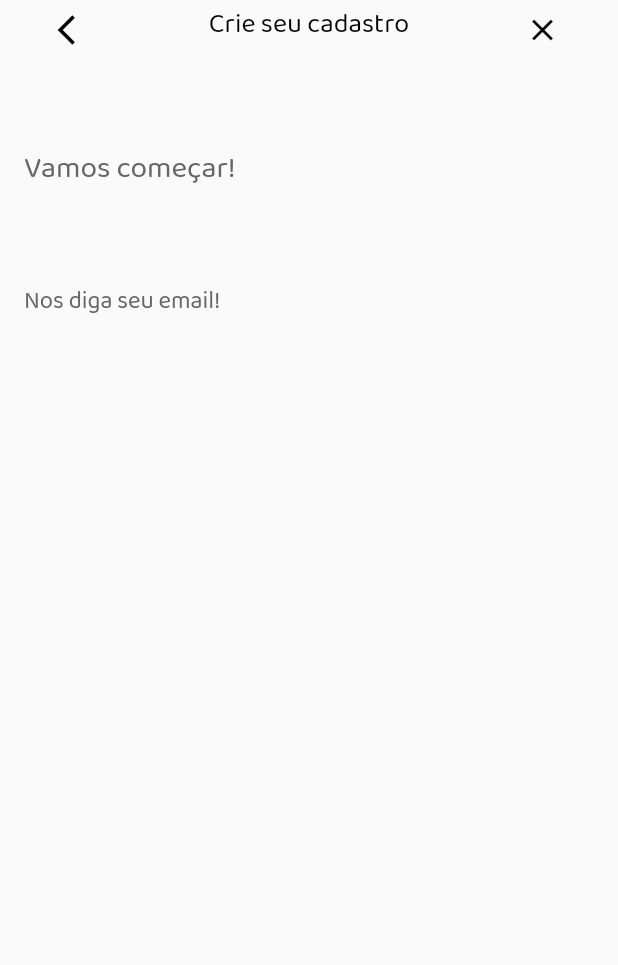
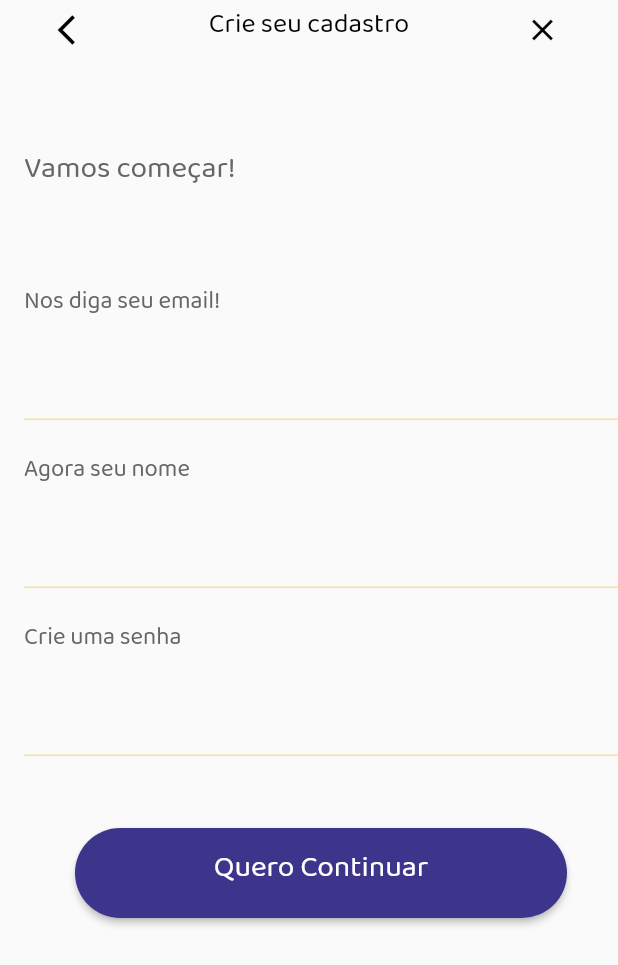
Before and after one commit to mangobr/LEGACY-mango-app, a Flutter app: the SignUpScreen screen opened directly, on a phone screen of 412 x 824 dp. Shown: the top 965 px of the screen. Run offline on Flutter 3.47's test engine with Material 2 defaults, Android fonts, the phone set to English and light mode, and no system bars; our stand-ins replace carousel_slider, flutter_dotenv, flutter_svg, hexcolor, image_picker, mask_text_input_formatter.

Commit message:
Adicionando tela de cadastro por email

```diff
--- /dev/null
+++ b/mango_app/lib/screens/auth/signUp.dart
@@ -0,0 +1,86 @@
+import 'package:Mango/widgets/buttons/largeButton.dart';
+import 'package:Mango/widgets/headers/signUpHeader.dart';
+import 'package:flutter/material.dart';
+
+class SignUpScreen extends StatelessWidget {
+  @override
+  Widget build(BuildContext context) {
+    return Scaffold(
+      body: SafeArea(
+        child: Column(
+          crossAxisAlignment: CrossAxisAlignment.start,
+          children: [
+            SignUpHeader(Colors.black),
+            SizedBox(
+              height: 54,
+            ),
+            Container(
+              margin: EdgeInsets.only(left: 16),
+              child: Column(
+                crossAxisAlignment: CrossAxisAlignment.start,
+                children: [
+                  Text(
+                    'Vamos começar!',
+                    style: TextStyle(
+                        fontSize: 20,
+                        color: Theme.of(context).colorScheme.secondaryVariant),
+                  ),
+                  SizedBox(
+                    height: 48,
+                  ),
+                  Column(
+                    crossAxisAlignment: CrossAxisAlignment.start,
+                    children: [
+                      Text(
+                        'Nos diga seu email!',
+                        style: TextStyle(
+                            fontSize: 16,
+                            color:
+                                Theme.of(context).colorScheme.secondaryVariant),
+                      ),
+                      TextFormField(
+                        decoration: InputDecoration(),
+                      ),
+                      SizedBox(
+                        height: 18,
+                      ),
+                      Text(
+                        'Agora seu nome',
+                        style: TextStyle(
+                            fontSize: 16,
+                            color:
+                                Theme.of(context).colorScheme.secondaryVariant),
+                      ),
+                      TextFormField(
+                        decoration: InputDecoration(),
+                      ),
+                      SizedBox(
+                        height: 18,
+                      ),
+                      Text(
+                        'Crie uma senha',
+                        style: TextStyle(
+                            fontSize: 16,
+                            color:
+                                Theme.of(context).colorScheme.secondaryVariant),
+                      ),
+                      TextFormField(
+                        decoration: InputDecoration(),
+                      ),
+                      SizedBox(
+                        height: 48,
+                      ),
+                      Center(
+                        child: LargeButton('Quero Continuar'),
+                      ),
+                    ],
+                  )
+                ],
+              ),
+            )
+          ],
+        ),
+      ),
+    );
+  }
+}
--- a/mango_app/lib/screens/signUp.dart
+++ /dev/null
@@ -1,44 +0,0 @@
-import 'package:Mango/widgets/headers/signUpHeader.dart';
-import 'package:flutter/material.dart';
-
-class SignUpScreen extends StatelessWidget {
-  @override
-  Widget build(BuildContext context) {
-    return Scaffold(
-      body: SafeArea(
-        child: Column(
-          crossAxisAlignment: CrossAxisAlignment.start,
-          children: [
-            SignUpHeader(Colors.black),
-            SizedBox(
-              height: 54,
-            ),
-            Container(
-              margin: EdgeInsets.only(left: 16),
-              child: Column(
-                crossAxisAlignment: CrossAxisAlignment.start,
-                children: [
-                  Text(
-                    'Vamos começar!',
-                    style: TextStyle(
-                        fontSize: 20,
-                        color: Theme.of(context).colorScheme.secondaryVariant),
-                  ),
-                  SizedBox(
-                    height: 48,
-                  ),
-                  Text(
-                    'Nos diga seu email!',
-                    style: TextStyle(
-                        fontSize: 16,
-                        color: Theme.of(context).colorScheme.secondaryVariant),
-                  ),
-                ],
-              ),
-            )
-          ],
-        ),
-      ),
-    );
-  }
-}
--- a/mango_app/pubspec.yaml
+++ b/mango_app/pubspec.yaml
@@ -17,6 +17,7 @@ dependencies:
   http: 0.12.2
   flutter_dotenv: 2.1.0
   cupertino_icons: 1.0.0
+  mask_text_input_formatter: 1.2.1
 
 dev_dependencies:
   flutter_test:
```
Also changed, not shown: mango_app/lib/main.dart (+4 -3 lines), mango_app/lib/widgets/inputs/maskValidateInput.dart (added, +81 -0 lines), mango_app/lib/screens/auth/login.dart (renamed from mango_app/lib/screens/login.dart), mango_app/pubspec.lock.
